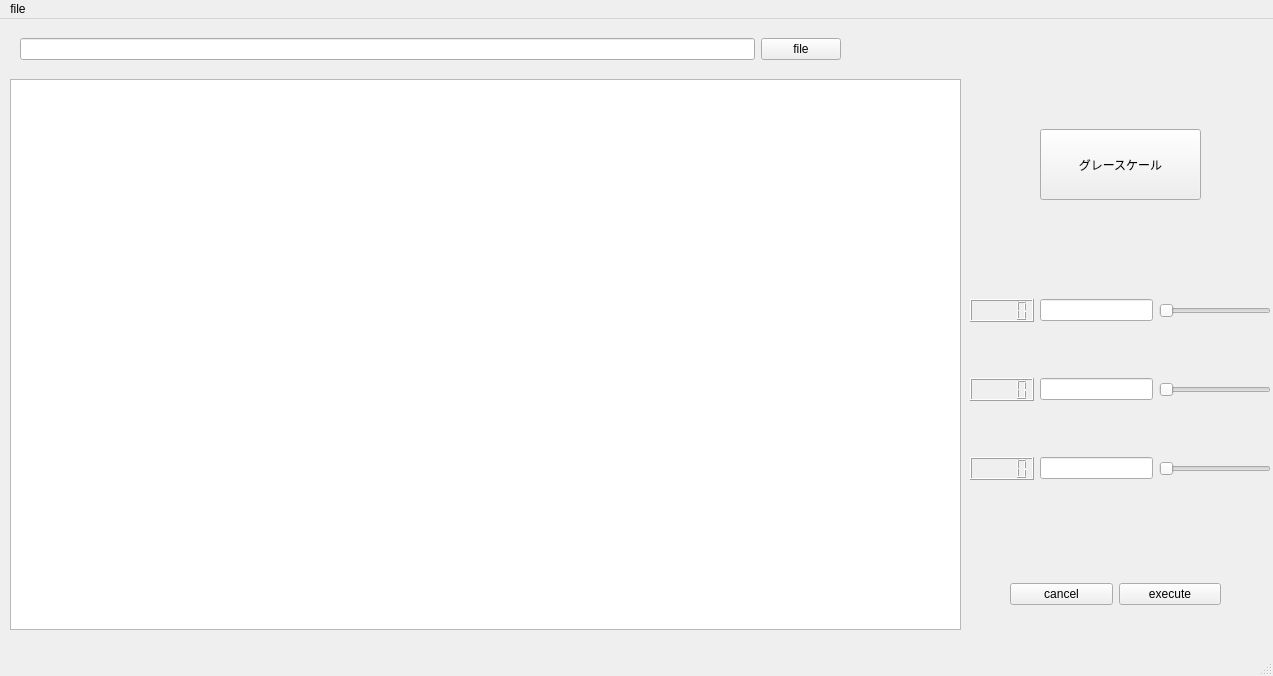
The window that MainDialog02.ui (tsunekinaoto/picture) describes before a commit, drawn with Qt 5.
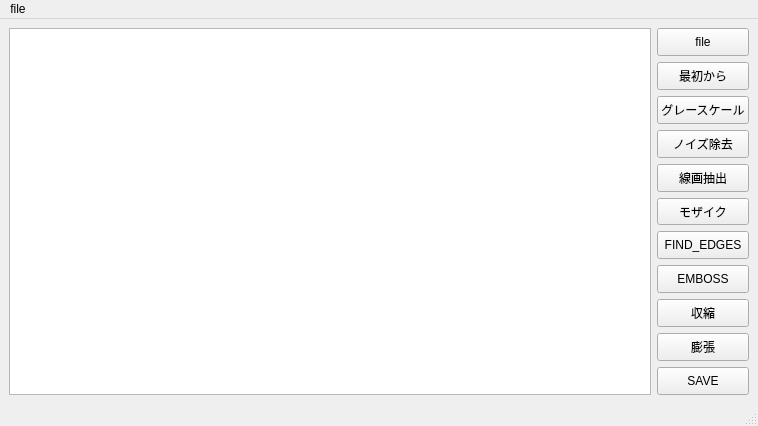
The same window after the commit.

Commit message: モザイク　emboss ノイズ除去　最初からボタン追加

Patch:
```diff
--- a/MainDialog02.ui
+++ b/MainDialog02.ui
@@ -6,161 +6,186 @@
    <rect>
     <x>0</x>
     <y>0</y>
-    <width>1273</width>
-    <height>676</height>
+    <width>758</width>
+    <height>426</height>
    </rect>
   </property>
   <property name="windowTitle">
    <string>MainWindow</string>
   </property>
   <widget class="QWidget" name="centralwidget">
-   <widget class="QGraphicsView" name="graphicsView">
-    <property name="geometry">
-     <rect>
-      <x>10</x>
-      <y>60</y>
-      <width>951</width>
-      <height>551</height>
-     </rect>
-    </property>
-    <property name="mouseTracking">
-     <bool>true</bool>
-    </property>
-   </widget>
-   <widget class="QWidget" name="gridLayoutWidget">
-    <property name="geometry">
-     <rect>
-      <x>970</x>
-      <y>230</y>
-      <width>301</width>
-      <height>281</height>
-     </rect>
-    </property>
-    <layout class="QGridLayout" name="gridLayout">
-     <item row="0" column="0">
-      <widget class="QLCDNumber" name="threshold1_lcd"/>
-     </item>
-     <item row="2" column="0">
-      <widget class="QLCDNumber" name="size_lcd"/>
-     </item>
-     <item row="0" column="1">
-      <widget class="QLineEdit" name="threshold1_edit"/>
-     </item>
-     <item row="1" column="0">
-      <widget class="QLCDNumber" name="threshold2_lcd"/>
-     </item>
-     <item row="2" column="1">
-      <widget class="QLineEdit" name="size_edit"/>
-     </item>
-     <item row="2" column="2">
-      <widget class="QSlider" name="sise_slider">
-       <property name="maximum">
-        <number>260000</number>
-       </property>
-       <property name="orientation">
-        <enum>Qt::Horizontal</enum>
-       </property>
-      </widget>
-     </item>
-     <item row="1" column="1">
-      <widget class="QLineEdit" name="threshold2_edit"/>
-     </item>
-     <item row="1" column="2">
-      <widget class="QSlider" name="threshold2_slider">
-       <property name="maximum">
-        <number>254</number>
-       </property>
-       <property name="orientation">
-        <enum>Qt::Horizontal</enum>
-       </property>
-      </widget>
-     </item>
-     <item row="0" column="2">
-      <widget class="QSlider" name="threshold1_slider">
-       <property name="minimum">
-        <number>0</number>
-       </property>
-       <property name="maximum">
-        <number>254</number>
-       </property>
-       <property name="value">
-        <number>0</number>
-       </property>
-       <property name="orientation">
-        <enum>Qt::Horizontal</enum>
-       </property>
-      </widget>
-     </item>
-    </layout>
-   </widget>
-   <widget class="QWidget" name="horizontalLayoutWidget">
-    <property name="geometry">
-     <rect>
-      <x>20</x>
-      <y>10</y>
-      <width>821</width>
-      <height>41</height>
-     </rect>
-    </property>
-    <layout class="QHBoxLayout" name="horizontalLayout">
-     <item>
-      <widget class="QLineEdit" name="file_edit"/>
-     </item>
-     <item>
-      <widget class="QPushButton" name="file_open">
-       <property name="text">
-        <string>file</string>
-       </property>
-      </widget>
-     </item>
-    </layout>
-   </widget>
-   <widget class="QWidget" name="horizontalLayoutWidget_2">
-    <property name="geometry">
-     <rect>
-      <x>1010</x>
-      <y>560</y>
-      <width>211</width>
-      <height>31</height>
-     </rect>
-    </property>
-    <layout class="QHBoxLayout" name="horizontalLayout_2">
-     <item>
-      <widget class="QPushButton" name="cancel_button">
-       <property name="text">
-        <string>cancel</string>
-       </property>
-      </widget>
-     </item>
-     <item>
-      <widget class="QPushButton" name="exec_button">
-       <property name="text">
-        <string>execute</string>
-       </property>
-      </widget>
-     </item>
-    </layout>
-   </widget>
-   <widget class="QPushButton" name="gray_img">
-    <property name="geometry">
-     <rect>
-      <x>1040</x>
-      <y>110</y>
-      <width>161</width>
-      <height>71</height>
-     </rect>
-    </property>
-    <property name="text">
-     <string>グレースケール</string>
-    </property>
-   </widget>
+   <layout class="QGridLayout" name="gridLayout_2">
+    <item row="0" column="2">
+     <layout class="QVBoxLayout" name="verticalLayout">
+      <property name="leftMargin">
+       <number>0</number>
+      </property>
+      <item>
+       <widget class="QPushButton" name="file_open">
+        <property name="sizePolicy">
+         <sizepolicy hsizetype="Expanding" vsizetype="Expanding">
+          <horstretch>0</horstretch>
+          <verstretch>0</verstretch>
+         </sizepolicy>
+        </property>
+        <property name="text">
+         <string>file</string>
+        </property>
+       </widget>
+      </item>
+      <item>
+       <widget class="QPushButton" name="reset_img">
+        <property name="sizePolicy">
+         <sizepolicy hsizetype="Expanding" vsizetype="Expanding">
+          <horstretch>0</horstretch>
+          <verstretch>0</verstretch>
+         </sizepolicy>
+        </property>
+        <property name="text">
+         <string>最初から</string>
+        </property>
+       </widget>
+      </item>
+      <item>
+       <widget class="QPushButton" name="gray_img">
+        <property name="sizePolicy">
+         <sizepolicy hsizetype="Expanding" vsizetype="Expanding">
+          <horstretch>0</horstretch>
+          <verstretch>0</verstretch>
+         </sizepolicy>
+        </property>
+        <property name="text">
+         <string>グレースケール</string>
+        </property>
+       </widget>
+      </item>
+      <item>
+       <widget class="QPushButton" name="noise_img">
+        <property name="sizePolicy">
+         <sizepolicy hsizetype="Expanding" vsizetype="Expanding">
+          <horstretch>0</horstretch>
+          <verstretch>0</verstretch>
+         </sizepolicy>
+        </property>
+        <property name="text">
+         <string>ノイズ除去</string>
+        </property>
+       </widget>
+      </item>
+      <item>
+       <widget class="QPushButton" name="pen_img">
+        <property name="sizePolicy">
+         <sizepolicy hsizetype="Expanding" vsizetype="Expanding">
+          <horstretch>0</horstretch>
+          <verstretch>0</verstretch>
+         </sizepolicy>
+        </property>
+        <property name="text">
+         <string>線画抽出</string>
+        </property>
+       </widget>
+      </item>
+      <item>
+       <widget class="QPushButton" name="mozaiku">
+        <property name="sizePolicy">
+         <sizepolicy hsizetype="Expanding" vsizetype="Expanding">
+          <horstretch>0</horstretch>
+          <verstretch>0</verstretch>
+         </sizepolicy>
+        </property>
+        <property name="text">
+         <string>モザイク</string>
+        </property>
+       </widget>
+      </item>
+      <item>
+       <widget class="QPushButton" name="edges_img">
+        <property name="sizePolicy">
+         <sizepolicy hsizetype="Expanding" vsizetype="Expanding">
+          <horstretch>0</horstretch>
+          <verstretch>0</verstretch>
+         </sizepolicy>
+        </property>
+        <property name="text">
+         <string>FIND_EDGES</string>
+        </property>
+       </widget>
+      </item>
+      <item>
+       <widget class="QPushButton" name="emboss_img">
+        <property name="sizePolicy">
+         <sizepolicy hsizetype="Expanding" vsizetype="Expanding">
+          <horstretch>0</horstretch>
+          <verstretch>0</verstretch>
+         </sizepolicy>
+        </property>
+        <property name="text">
+         <string>EMBOSS</string>
+        </property>
+       </widget>
+      </item>
+      <item>
+       <widget class="QPushButton" name="opening_img">
+        <property name="sizePolicy">
+         <sizepolicy hsizetype="Expanding" vsizetype="Expanding">
+          <horstretch>0</horstretch>
+          <verstretch>0</verstretch>
+         </sizepolicy>
+        </property>
+        <property name="text">
+         <string>収縮</string>
+        </property>
+       </widget>
+      </item>
+      <item>
+       <widget class="QPushButton" name="closing_img">
+        <property name="sizePolicy">
+         <sizepolicy hsizetype="Expanding" vsizetype="Expanding">
+          <horstretch>0</horstretch>
+          <verstretch>0</verstretch>
+         </sizepolicy>
+        </property>
+        <property name="text">
+         <string>膨張</string>
+        </property>
+       </widget>
+      </item>
+      <item>
+       <widget class="QPushButton" name="save_button">
+        <property name="sizePolicy">
+         <sizepolicy hsizetype="Expanding" vsizetype="Expanding">
+          <horstretch>0</horstretch>
+          <verstretch>0</verstretch>
+         </sizepolicy>
+        </property>
+        <property name="text">
+         <string>SAVE</string>
+        </property>
+       </widget>
+      </item>
+     </layout>
+    </item>
+    <item row="0" column="0" colspan="2">
+     <widget class="QGraphicsView" name="graphicsView">
+      <property name="sizePolicy">
+       <sizepolicy hsizetype="Expanding" vsizetype="Expanding">
+        <horstretch>100</horstretch>
+        <verstretch>0</verstretch>
+       </sizepolicy>
+      </property>
+      <property name="mouseTracking">
+       <bool>true</bool>
+      </property>
+     </widget>
+    </item>
+   </layout>
   </widget>
   <widget class="QMenuBar" name="menubar">
    <property name="geometry">
     <rect>
      <x>0</x>
      <y>0</y>
-     <width>1273</width>
+     <width>758</width>
      <height>27</height>
     </rect>
    </property>
```
Left out of the diff: 96 changed lines with no effect on the pictures. The commit also changes 12 other files.
